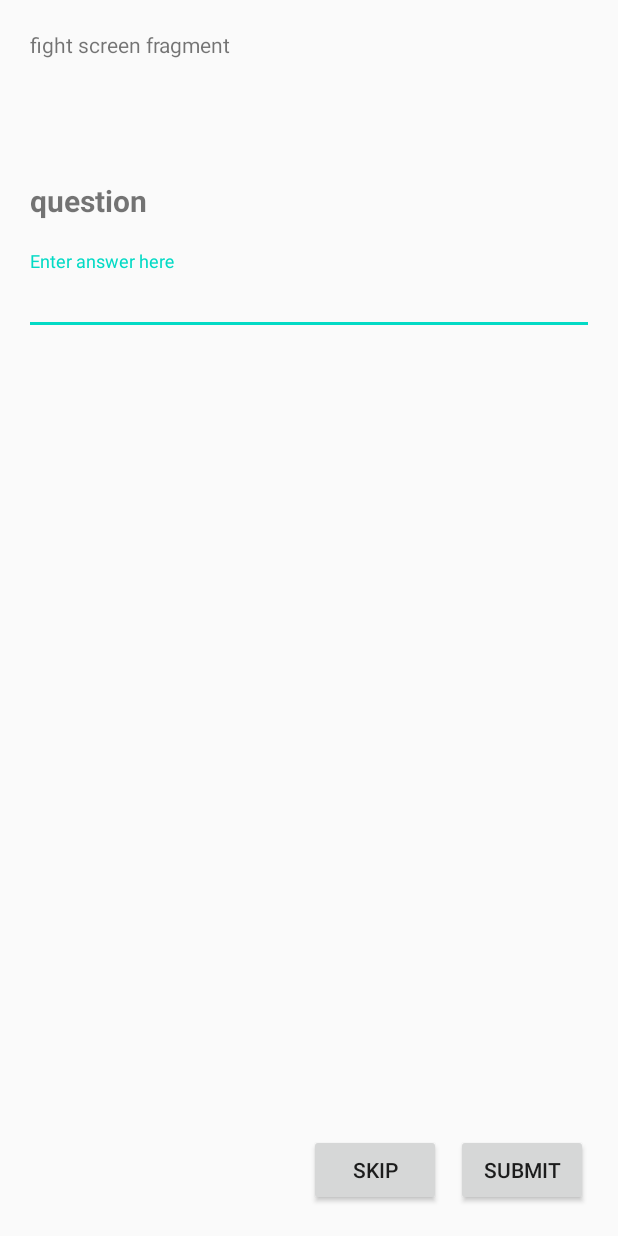
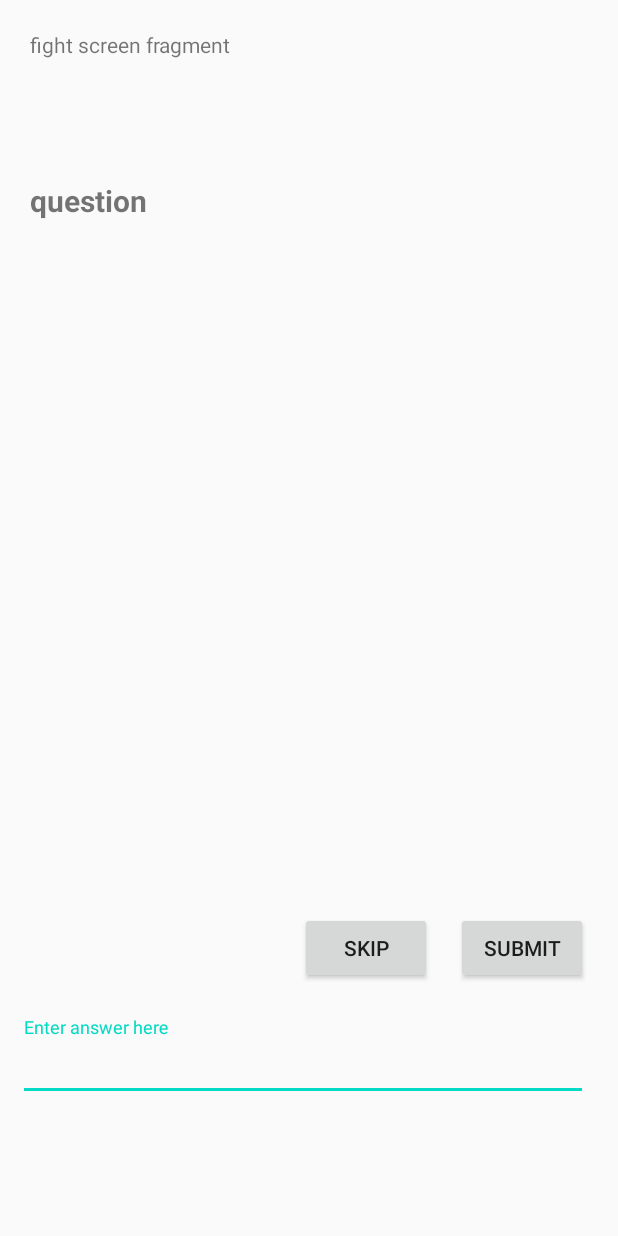
Before and after one commit to MaryJ0yc3/infs3634-group77, an Android app: the layout fragment_fight_screen.xml on its own in the app's theme, with its tools: preview values and no code run, on a phone screen of 412 x 824 dp. Run offline under Robolectric (Android 15) with nearby library versions, the phone set to English and light mode, and no system bars.

Commit message:
start button on word list succesfully opens fight screen. Soft key board layout change on fight screen also works (so that textfield is not broken)

```diff
--- a/app/src/main/AndroidManifest.xml
+++ b/app/src/main/AndroidManifest.xml
@@ -5,12 +5,13 @@
     <uses-permission android:name="android.permission.INTERNET" />
 
     <application
-        android:allowBackup="true"
+                android:allowBackup="true"
         android:icon="@mipmap/ic_launcher"
         android:label="@string/app_name"
         android:roundIcon="@mipmap/ic_launcher_round"
         android:supportsRtl="true"
-        android:theme="@style/AppTheme">
+        android:theme="@style/AppTheme"
+        android:windowSoftInputMode="stateVisible|adjustResize">
         <activity android:name=".MainActivity">
             <intent-filter>
                 <action android:name="android.intent.action.MAIN" />
--- a/app/src/main/java/com/example/infs3634_group77/LearningFightScore/WordListFragment.java
+++ b/app/src/main/java/com/example/infs3634_group77/LearningFightScore/WordListFragment.java
@@ -88,7 +88,9 @@ public class WordListFragment extends Fragment {
             public void onClick(View v) {
                 Log.d(TAG, "onClick: Start Fight Button");
                 Fragment fragment = new FightScreenFragment();
-                ((FightScreenFragment) fragment).setWords(mCategoryWords);
+                Bundle bundle = new Bundle();
+                bundle.putStringArrayList("category words", mCategoryWords);
+                fragment.setArguments((bundle));
                 getParentFragmentManager().beginTransaction().replace(R.id.fragmentContainer,fragment).commit();
             }
         });
--- a/app/src/main/java/com/example/infs3634_group77/MainActivity.java
+++ b/app/src/main/java/com/example/infs3634_group77/MainActivity.java
@@ -6,6 +6,7 @@ import androidx.fragment.app.Fragment;
 
 import android.os.Bundle;
 import android.view.MenuItem;
+import android.view.WindowManager;
 
 import com.example.infs3634_group77.Entities.Category;
 import com.example.infs3634_group77.Entities.DefinitionResponse;
@@ -34,6 +35,7 @@ public class MainActivity extends AppCompatActivity {
         // initialising bottom navigation
         bottomNavigationView = findViewById(R.id.bottomNav);
 
+
         //Navigation straight to home screen if previously haven't used app
         if (savedInstanceState == null) {
             getSupportFragmentManager().beginTransaction().replace(R.id.fragmentContainer, new HomeScreenFragment()).commit();
@@ -59,5 +61,8 @@ public class MainActivity extends AppCompatActivity {
                 return true;
             }
         });
+
+        //softkeyboard layout changes
+        getWindow().setSoftInputMode(WindowManager.LayoutParams.SOFT_INPUT_ADJUST_PAN);
     }
 }
--- a/app/src/main/res/layout/fragment_fight_screen.xml
+++ b/app/src/main/res/layout/fragment_fight_screen.xml
@@ -20,7 +20,7 @@
         app:layout_constraintTop_toTopOf="parent" />
 
     <TextView
-        android:id="@+id/question"
+        android:id="@+id/tvQuestion"
         android:layout_width="wrap_content"
         android:layout_height="wrap_content"
         android:layout_marginStart="20dp"
@@ -36,18 +36,18 @@
         android:id="@+id/skipBtn"
         android:layout_width="wrap_content"
         android:layout_height="wrap_content"
-        android:layout_marginEnd="10dp"
-        android:layout_marginBottom="20dp"
+        android:layout_marginEnd="16dp"
+        android:layout_marginBottom="168dp"
         android:text="SKIP"
         app:layout_constraintBottom_toBottomOf="parent"
-        app:layout_constraintEnd_toStartOf="@+id/startBtn" />
+        app:layout_constraintEnd_toStartOf="@+id/submitBtn" />
 
     <Button
-        android:id="@+id/startBtn"
+        android:id="@+id/submitBtn"
         android:layout_width="wrap_content"
         android:layout_height="wrap_content"
         android:layout_marginEnd="20dp"
-        android:layout_marginBottom="20dp"
+        android:layout_marginBottom="168dp"
         android:text="SUBMIT"
         app:layout_constraintBottom_toBottomOf="parent"
         app:layout_constraintEnd_toEndOf="parent" />
@@ -57,22 +57,21 @@
         android:layout_width="wrap_content"
         android:layout_height="wrap_content"
         android:layout_marginStart="20dp"
-        android:layout_marginTop="20dp"
 
         android:layout_marginEnd="20dp"
+        android:layout_marginBottom="90dp"
+        app:layout_constraintBottom_toBottomOf="parent"
         app:layout_constraintEnd_toEndOf="parent"
-        app:layout_constraintStart_toStartOf="parent"
-        app:layout_constraintTop_toBottomOf="@+id/question">
+        app:layout_constraintHorizontal_bias="1.0"
+        app:layout_constraintStart_toStartOf="parent">
 
         <com.google.android.material.textfield.TextInputEditText
             android:layout_width="380dp"
             android:layout_height="wrap_content"
             android:hint="Enter answer here"
-            android:inputType="text"
-            />
+            android:inputType="text" />
 
     </com.google.android.material.textfield.TextInputLayout>
 
 
-
 </androidx.constraintlayout.widget.ConstraintLayout>
```
Also changed, not shown: app/src/main/java/com/example/infs3634_group77/LearningFightScore/FightScreenFragment.java (+59 -5 lines), 1 other file.
